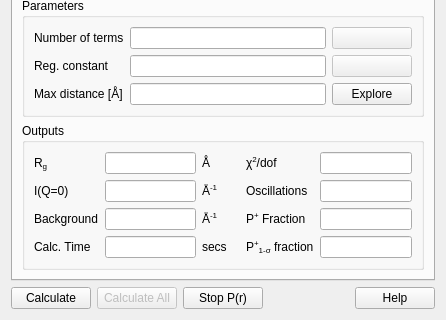
This is src/sas/qtgui/Perspectives/Inversion/UI/TabbedInversionUI.ui in SasView/sasview as Qt 5 draws it before an edit; both pictures show x 0 to 446 and y 160 to 480 of the 446 by 480 pixel window. The edited form follows.
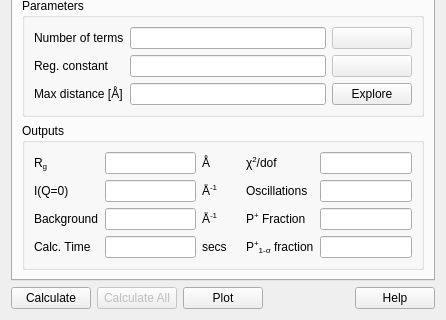
This is the edited form.

Commit message: Added Batch Processing for Pr, However the interface is currently slow and efficient. also a way to display/export all the data in a table is still required

Patch:
```diff
--- a/src/sas/qtgui/Perspectives/Inversion/UI/TabbedInversionUI.ui
+++ b/src/sas/qtgui/Perspectives/Inversion/UI/TabbedInversionUI.ui
@@ -746,7 +746,7 @@
      <item>
       <widget class="QPushButton" name="stopButton">
        <property name="text">
-        <string>Stop P(r)</string>
+        <string>Plot</string>
        </property>
       </widget>
      </item>
```
The commit also changes 2 other files.
